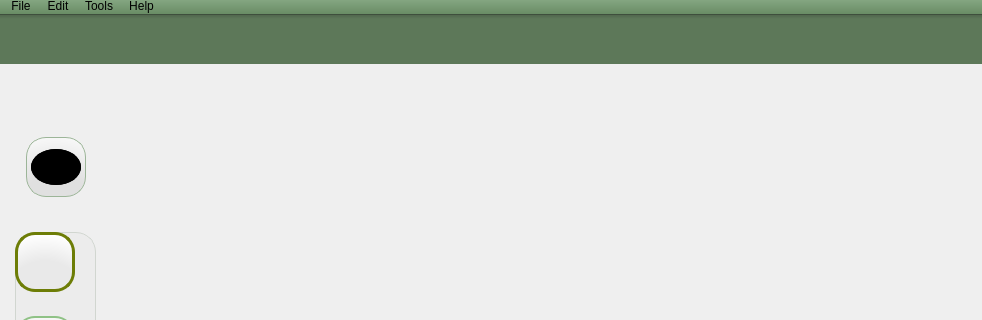
First picture: the form in onlineboard.ui, repository MaxMalts/Online_Board, before the edit; both pictures show x 0 to 982 and y 0 to 320 of the 982 by 589 pixel window.
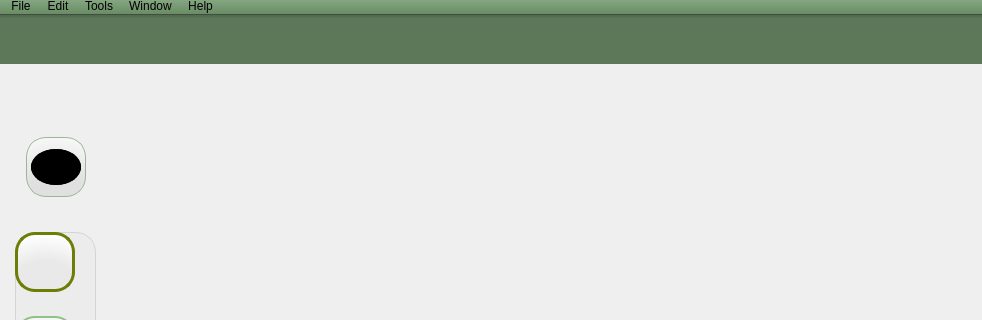
Second picture: the form after the edit. Icons and pictures are not drawn.

Commit message: Added quit and fullscreen actions

```diff
--- a/onlineboard.ui
+++ b/onlineboard.ui
@@ -937,9 +937,16 @@
     <addaction name="actionhelp"/>
     <addaction name="actionabout"/>
    </widget>
+   <widget class="QMenu" name="menuWindow">
+    <property name="title">
+     <string>Window</string>
+    </property>
+    <addaction name="actionFullscreen"/>
+   </widget>
    <addaction name="menuFile"/>
    <addaction name="menuEdit"/>
    <addaction name="menuTools"/>
+   <addaction name="menuWindow"/>
    <addaction name="menuHelp"/>
   </widget>
   <widget class="QStatusBar" name="statusBar">
```
Left out of the diff: 53 changed lines with no effect on the pictures. The commit also changes 2 other files.
